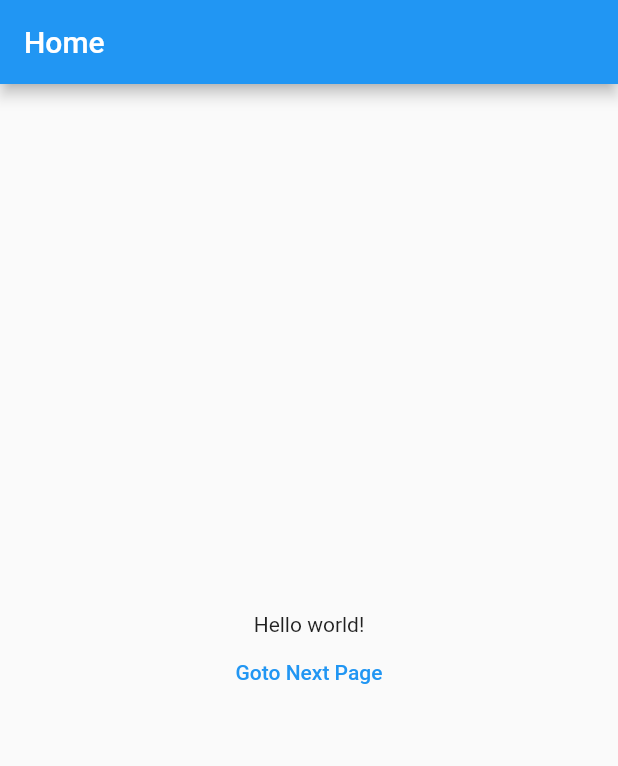
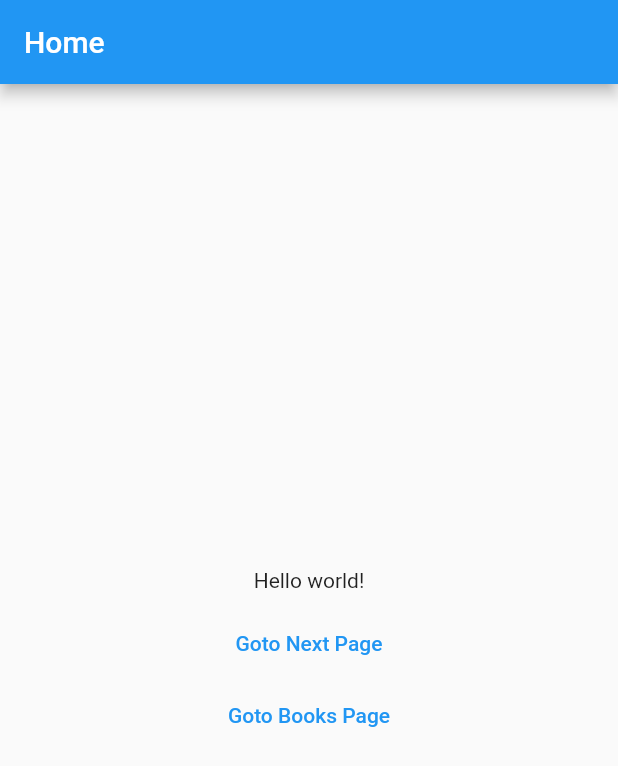
Before and after one commit to dipeshdulal/learning-flutter, a Flutter app: the screen it shows after launch, on a phone screen of 412 x 824 dp. Shown: the top 766 px of the screen. Run offline on Flutter 3.47's test engine with Material 2 defaults, Android fonts, the phone set to English and light mode, and no system bars; our stand-ins replace auto_route.

Commit message:
feat: added nested routes

```diff
--- a/lib/router/app_router.dart
+++ b/lib/router/app_router.dart
@@ -1,9 +1,20 @@
 import 'package:auto_route/annotations.dart';
-import 'package:flutter_rnd/screens/home.dart';
+import 'package:auto_route/auto_route.dart';
+import 'package:flutter_rnd/screens/books_screen/books.dart';
+import 'package:flutter_rnd/screens/books_screen/books_detail.dart';
+import 'package:flutter_rnd/screens/home_screen.dart';
 import 'package:flutter_rnd/screens/test_screen.dart';
 
 @MaterialAutoRouter(replaceInRouteName: "Screen,Route", routes: <AutoRoute>[
-  AutoRoute(page: HomeScreen, initial: true),
-  AutoRoute(page: TestScreen),
+  AutoRoute(page: HomeScreen, initial: true, path: "/"),
+  AutoRoute(page: TestScreen, path: "/test/:testName"),
+  AutoRoute(
+      page: EmptyRouterPage,
+      path: "/books",
+      name: "BooksMainRoute",
+      children: [
+        AutoRoute(page: BooksScreen, path: ""),
+        AutoRoute(page: BooksDetailScreen, path: ":bookId"),
+      ])
 ])
 class $AppRouter {}
--- a/lib/screens/home.dart
+++ b/lib/screens/home_screen.dart
@@ -1,6 +1,5 @@
 import 'package:auto_route/auto_route.dart';
 import 'package:flutter/material.dart';
-import 'package:flutter_rnd/router/app_router.gr.dart';
 
 class HomeScreen extends StatelessWidget {
   const HomeScreen({Key? key}) : super(key: key);
@@ -16,13 +15,22 @@ class HomeScreen extends StatelessWidget {
           child: Column(
             mainAxisAlignment: MainAxisAlignment.center,
             children: [
-              Text("Hello world!"),
+              Container(
+                padding: const EdgeInsets.only(bottom: 10),
+                child: Text("Hello world!"),
+              ),
               TextButton(
                 onPressed: () {
-                  AutoRouter.of(context).navigate(TestRoute());
+                  AutoRouter.of(context).navigateNamed("/test/Dipesh");
                 },
                 child: Text("Goto Next Page"),
-              )
+              ),
+              TextButton(
+                onPressed: () {
+                  AutoRouter.of(context).pushNamed("/books");
+                },
+                child: Text("Goto Books Page"),
+              ),
             ],
           ),
         ),
```
Also changed, not shown: lib/screens/books_screen/books.dart (added, +34 -0 lines), lib/screens/books_screen/books_detail.dart (added, +23 -0 lines), lib/screens/test_screen.dart (+7 -3 lines), lib/router/app_router.gr.dart.
